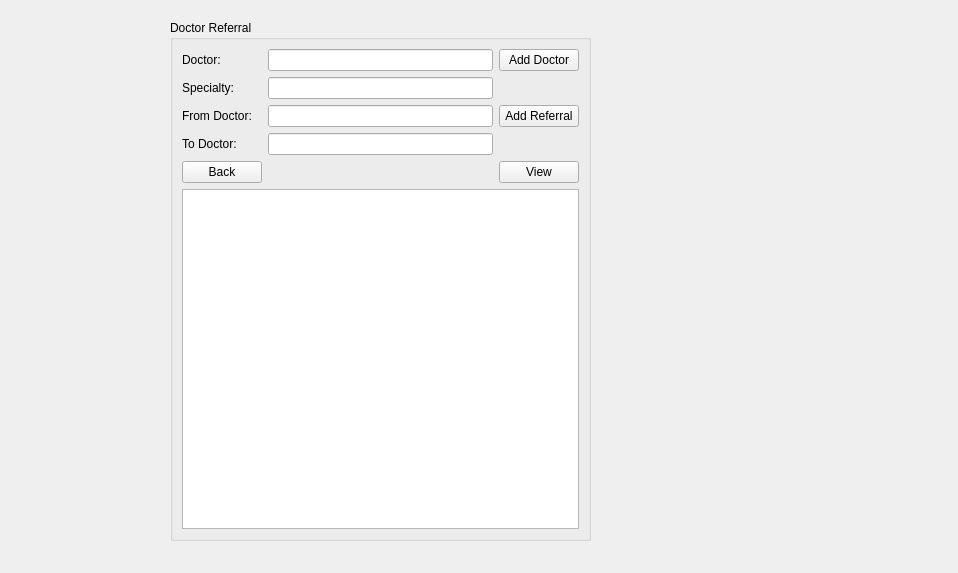
Qt form referralform.ui (DDvong/HospitalManagementSystem) before a commit.
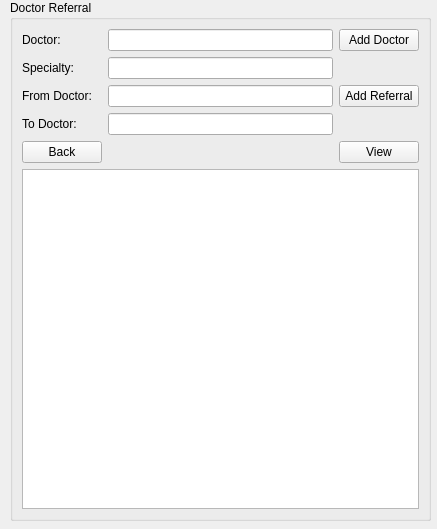
The same form after that commit.

```diff
--- a/referralform.ui
+++ b/referralform.ui
@@ -6,8 +6,8 @@
    <rect>
     <x>0</x>
     <y>0</y>
-    <width>958</width>
-    <height>573</height>
+    <width>437</width>
+    <height>529</height>
    </rect>
   </property>
   <property name="windowTitle">
@@ -16,8 +16,8 @@
   <widget class="QGroupBox" name="groupBox">
    <property name="geometry">
     <rect>
-     <x>170</x>
-     <y>20</y>
+     <x>10</x>
+     <y>0</y>
      <width>421</width>
      <height>521</height>
     </rect>
```
